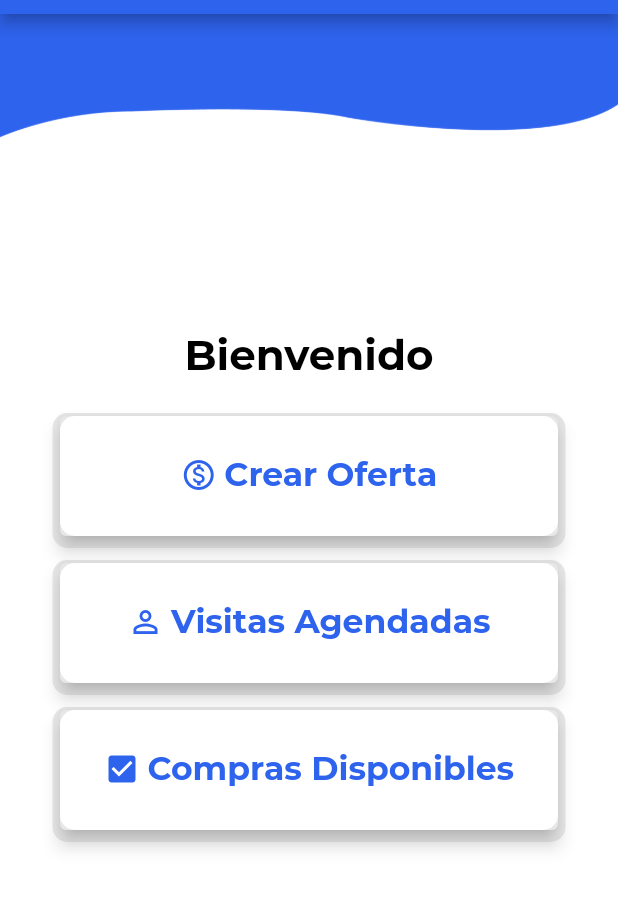
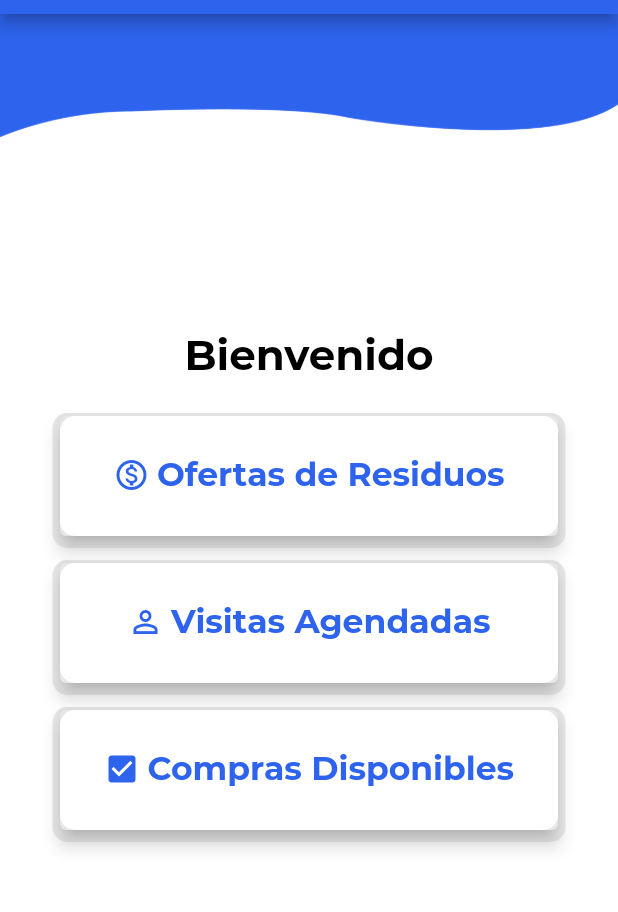
Before and after one commit to Jcss1462/reciclajeApp, a Flutter app: the InicioCentrodeAcopio screen opened by its route, on a phone screen of 412 x 824 dp, the part 70-982 px from its top. Run offline on Flutter 3.47's test engine with Material 2 defaults, Android fonts, the phone set to English and light mode, and no system bars; our stand-ins replace firebase_auth, firebase_core, flutter_dotenv, geolocator, google_maps_flutter, shared_preferences; missing offline and left inert: flutter_polyline_points, geocoder; accounts and stored records are empty; network calls fail.

```diff
--- a/lib/page/donacionFormCivil.dart
+++ b/lib/page/donacionFormCivil.dart
@@ -391,9 +391,7 @@ class _DonacionFormCivilState extends State<DonacionFormCivil> {
                                                         ),
                                                       ),
                                                       onPressed: () {
-                                                        MaterialPageRoute(
-                                                            builder: (context) =>
-                                                                DonacionFormCivil());
+                                                        Navigator.pop(context);
                                                       },
                                                     ),
                                                   ],
--- a/lib/page/inicioCentrodeAcopio.dart
+++ b/lib/page/inicioCentrodeAcopio.dart
@@ -144,7 +144,7 @@ class _InicioCentrodeAcopioState extends State<InicioCentrodeAcopio> {
                                       width: 5,
                                     ),
                                     new Text(
-                                      "Crear Oferta",
+                                      "Ofertas de Residuos",
                                       textAlign: TextAlign.center,
                                       overflow: TextOverflow.ellipsis,
                                       style: TextStyle(
--- a/lib/widgets/navbarCentrodeAcopio.dart
+++ b/lib/widgets/navbarCentrodeAcopio.dart
@@ -39,7 +39,7 @@ class NavBarCentrodeAcopio extends StatelessWidget {
                     color: Color.fromRGBO(46, 99, 238, 1),
                   ),
                   title: Text(
-                    "Crear Oferta",
+                    "Ofertas de Residuos",
                     style: TextStyle(
                         color: Color.fromRGBO(46, 99, 238, 1),
                         fontWeight: FontWeight.normal,
```
Also changed, not shown: lib/page/carrodeDonacionCivil.dart (+18 -30 lines), lib/page/carrodeOfertas.dart (+14 -10 lines), lib/page/carrodeVentas.dart (+9 -0 lines), lib/page/comprasDisponibles.dart (+9 -0 lines).
